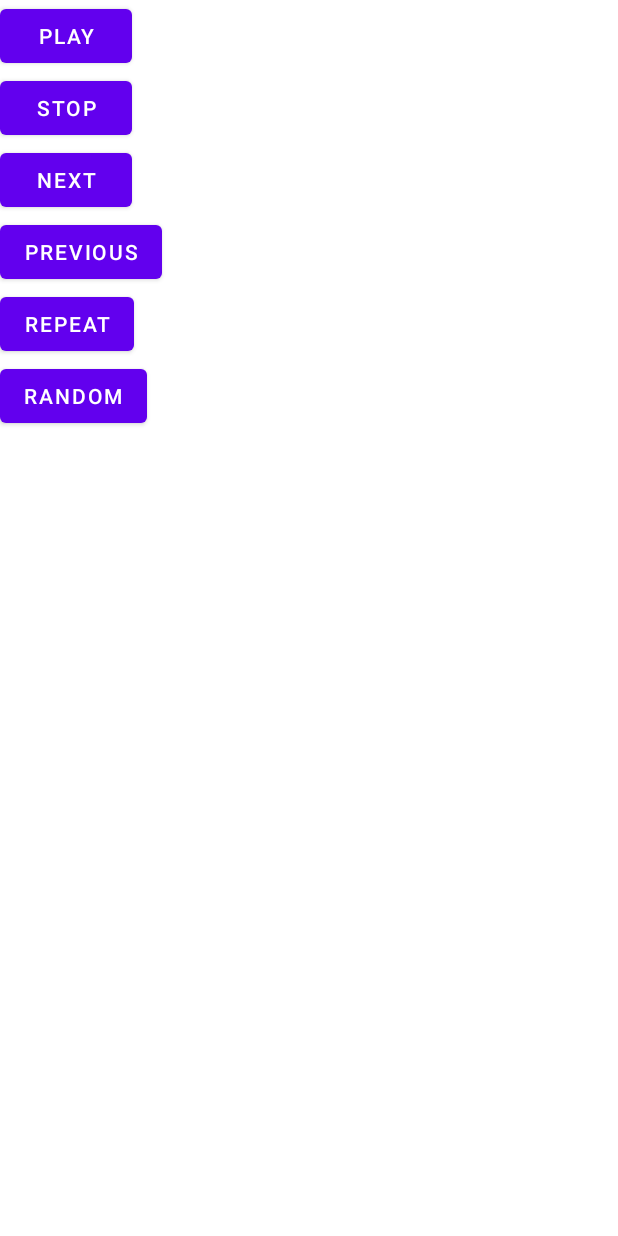
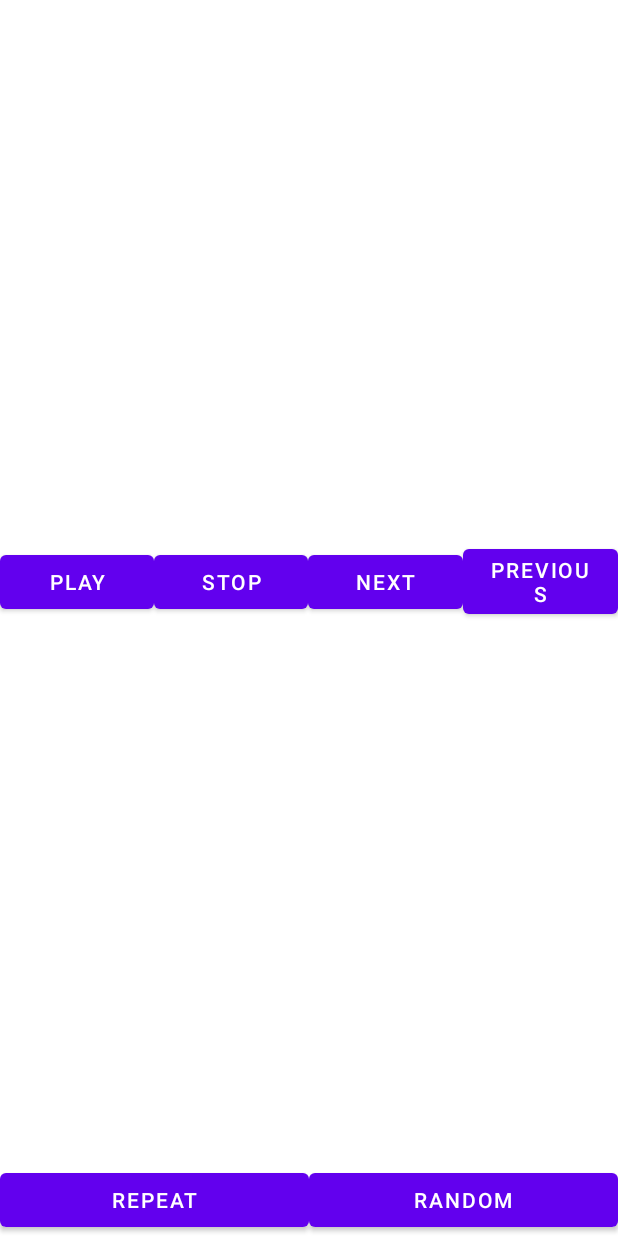
Before and after one commit to joanet501/MediaPlayer, an Android app: the layout activity_main.xml on its own in the app's theme, with its tools: preview values and no code run, on a phone screen of 412 x 824 dp. Run offline under Robolectric (Android 15) with nearby library versions, the phone set to English and light mode, and no system bars.

Commit message:
2nd commit

```diff
--- a/app/src/main/res/layout/activity_main.xml
+++ b/app/src/main/res/layout/activity_main.xml
@@ -1,3 +1,4 @@
+<?xml version="1.0" encoding="utf-8"?>
 <LinearLayout xmlns:android="http://schemas.android.com/apk/res/android"
     xmlns:app="http://schemas.android.com/apk/res-auto"
     xmlns:tools="http://schemas.android.com/tools"
@@ -6,40 +7,61 @@
     android:orientation="vertical"
     tools:context=".MainActivity">
 
+    <LinearLayout
+        android:layout_width="match_parent"
+        android:layout_height="0dp"
+        android:layout_weight="1"
+        android:orientation="horizontal"
+        android:gravity="center_vertical">
+
         <Button
-        android:id="@+id/playButton"
-        android:layout_width="wrap_content"
+            android:id="@+id/play_button"
+            android:layout_width="0dp"
             android:layout_height="wrap_content"
+            android:layout_weight="1"
             android:text="Play"/>
 
         <Button
-        android:id="@+id/stopButton"
-        android:layout_width="wrap_content"
+            android:id="@+id/stop_button"
+            android:layout_width="0dp"
             android:layout_height="wrap_content"
+            android:layout_weight="1"
             android:text="Stop"/>
 
         <Button
-        android:id="@+id/nextButton"
-        android:layout_width="wrap_content"
+            android:id="@+id/next_button"
+            android:layout_width="0dp"
             android:layout_height="wrap_content"
+            android:layout_weight="1"
             android:text="Next"/>
 
         <Button
-        android:id="@+id/prevButton"
-        android:layout_width="wrap_content"
+            android:id="@+id/previous_button"
+            android:layout_width="0dp"
             android:layout_height="wrap_content"
+            android:layout_weight="1"
             android:text="Previous"/>
+    </LinearLayout>
+
+    <LinearLayout
+        android:layout_width="match_parent"
+        android:layout_height="wrap_content"
+        android:orientation="horizontal"
+        android:gravity="center_vertical">
 
         <Button
-        android:id="@+id/repeatButton"
-        android:layout_width="wrap_content"
+            android:id="@+id/repeat_button"
+            android:layout_width="0dp"
             android:layout_height="wrap_content"
+            android:layout_weight="1"
             android:text="Repeat"/>
 
         <Button
-        android:id="@+id/randomButton"
-        android:layout_width="wrap_content"
+            android:id="@+id/random_button"
+            android:layout_width="0dp"
             android:layout_height="wrap_content"
+            android:layout_weight="1"
             android:text="Random"/>
+    </LinearLayout>
 
 </LinearLayout>
```
Lines whose indentation alone changed are shown as unchanged.
